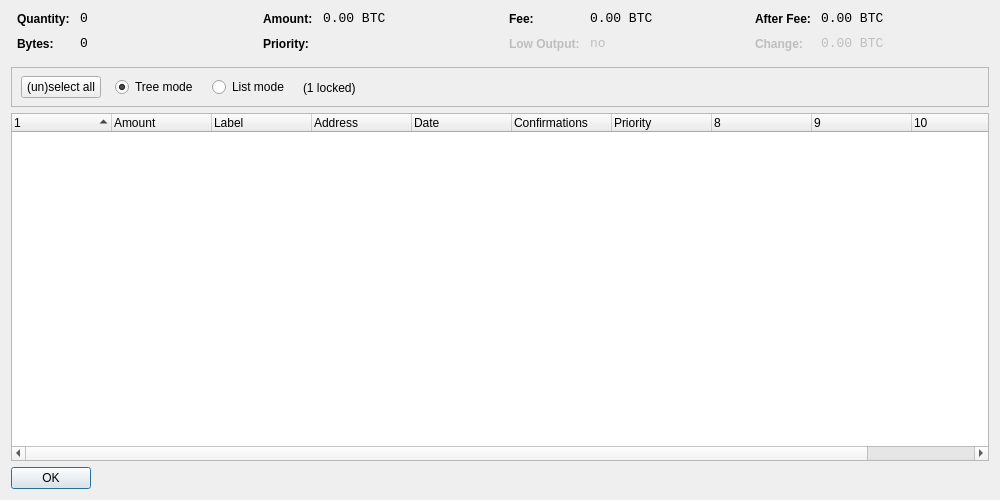
Above: src/qt/forms/coincontroldialog.ui from CloudMining/PolishCoin before the change. Below: the same form after it.
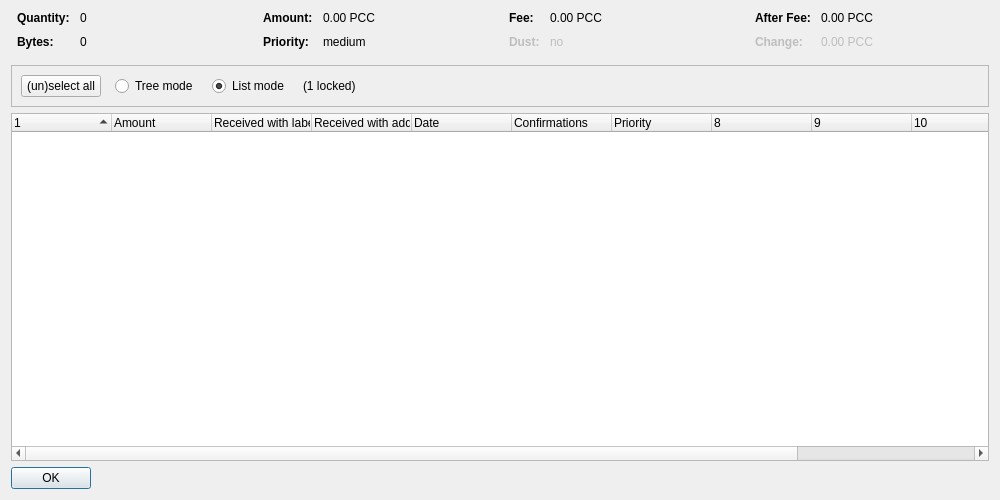
That is the form after the change. Custom widgets are drawn as their Qt base class.

```diff
--- a/src/qt/forms/coincontroldialog.ui
+++ b/src/qt/forms/coincontroldialog.ui
@@ -38,8 +38,11 @@
        </property>
        <item row="0" column="0">
         <widget class="QLabel" name="labelCoinControlQuantityText">
-         <property name="styleSheet">
-          <string notr="true">font-weight:bold;</string>
+         <property name="font">
+          <font>
+           <weight>75</weight>
+           <bold>true</bold>
+          </font>
          </property>
          <property name="text">
           <string>Quantity:</string>
@@ -48,12 +51,6 @@
        </item>
        <item row="0" column="1">
         <widget class="QLabel" name="labelCoinControlQuantity">
-         <property name="font">
-          <font>
-           <family>Monospace</family>
-           <pointsize>10</pointsize>
-          </font>
-         </property>
          <property name="cursor">
           <cursorShape>IBeamCursor</cursorShape>
          </property>
@@ -70,8 +67,11 @@
        </item>
        <item row="1" column="0">
         <widget class="QLabel" name="labelCoinControlBytesText">
-         <property name="styleSheet">
-          <string notr="true">font-weight:bold;</string>
+         <property name="font">
+          <font>
+           <weight>75</weight>
+           <bold>true</bold>
+          </font>
          </property>
          <property name="text">
           <string>Bytes:</string>
@@ -80,12 +80,6 @@
        </item>
        <item row="1" column="1">
         <widget class="QLabel" name="labelCoinControlBytes">
-         <property name="font">
-          <font>
-           <family>Monospace</family>
-           <pointsize>10</pointsize>
-          </font>
-         </property>
          <property name="cursor">
           <cursorShape>IBeamCursor</cursorShape>
          </property>
@@ -118,8 +112,11 @@
        </property>
        <item row="0" column="0">
         <widget class="QLabel" name="labelCoinControlAmountText">
-         <property name="styleSheet">
-          <string notr="true">font-weight:bold;</string>
+         <property name="font">
+          <font>
+           <weight>75</weight>
+           <bold>true</bold>
+          </font>
          </property>
          <property name="text">
           <string>Amount:</string>
@@ -128,12 +125,6 @@
        </item>
        <item row="0" column="1">
         <widget class="QLabel" name="labelCoinControlAmount">
-         <property name="font">
-          <font>
-           <family>Monospace</family>
-           <pointsize>10</pointsize>
-          </font>
-         </property>
          <property name="cursor">
           <cursorShape>IBeamCursor</cursorShape>
          </property>
@@ -141,7 +132,7 @@
           <enum>Qt::ActionsContextMenu</enum>
          </property>
          <property name="text">
-          <string notr="true">0.00 BTC</string>
+          <string notr="true">0.00 PCC</string>
          </property>
          <property name="textInteractionFlags">
           <set>Qt::LinksAccessibleByMouse|Qt::TextSelectableByKeyboard|Qt::TextSelectableByMouse</set>
@@ -150,8 +141,11 @@
        </item>
        <item row="1" column="0">
         <widget class="QLabel" name="labelCoinControlPriorityText">
-         <property name="styleSheet">
-          <string notr="true">font-weight:bold;</string>
+         <property name="font">
+          <font>
+           <weight>75</weight>
+           <bold>true</bold>
+          </font>
          </property>
          <property name="text">
           <string>Priority:</string>
@@ -160,12 +154,6 @@
        </item>
        <item row="1" column="1">
         <widget class="QLabel" name="labelCoinControlPriority">
-         <property name="font">
-          <font>
-           <family>Monospace</family>
-           <pointsize>10</pointsize>
-          </font>
-         </property>
          <property name="cursor">
           <cursorShape>IBeamCursor</cursorShape>
          </property>
@@ -173,7 +161,7 @@
           <enum>Qt::ActionsContextMenu</enum>
          </property>
          <property name="text">
-          <string/>
+          <string notr="true">medium</string>
          </property>
          <property name="textInteractionFlags">
           <set>Qt::LinksAccessibleByMouse|Qt::TextSelectableByKeyboard|Qt::TextSelectableByMouse</set>
@@ -198,8 +186,11 @@
        </property>
        <item row="0" column="0">
         <widget class="QLabel" name="labelCoinControlFeeText">
-         <property name="styleSheet">
-          <string notr="true">font-weight:bold;</string>
+         <property name="font">
+          <font>
+           <weight>75</weight>
+           <bold>true</bold>
+          </font>
          </property>
          <property name="text">
           <string>Fee:</string>
@@ -208,12 +199,6 @@
        </item>
        <item row="0" column="1">
         <widget class="QLabel" name="labelCoinControlFee">
-         <property name="font">
-          <font>
-           <family>Monospace</family>
-           <pointsize>10</pointsize>
-          </font>
-         </property>
          <property name="cursor">
           <cursorShape>IBeamCursor</cursorShape>
          </property>
@@ -221,7 +206,7 @@
           <enum>Qt::ActionsContextMenu</enum>
          </property>
          <property name="text">
-          <string notr="true">0.00 BTC</string>
+          <string notr="true">0.00 PCC</string>
          </property>
          <property name="textInteractionFlags">
           <set>Qt::LinksAccessibleByMouse|Qt::TextSelectableByKeyboard|Qt::TextSelectableByMouse</set>
@@ -233,11 +218,14 @@
          <property name="enabled">
           <bool>false</bool>
          </property>
-         <property name="styleSheet">
-          <string notr="true">font-weight:bold;</string>
+         <property name="font">
+          <font>
+           <weight>75</weight>
+           <bold>true</bold>
+          </font>
          </property>
          <property name="text">
-          <string>Low Output:</string>
+          <string>Dust:</string>
          </property>
         </widget>
        </item>
@@ -246,12 +234,6 @@
          <property name="enabled">
           <bool>false</bool>
          </property>
-         <property name="font">
-          <font>
-           <family>Monospace</family>
-           <pointsize>10</pointsize>
-          </font>
-         </property>
          <property name="cursor">
           <cursorShape>IBeamCursor</cursorShape>
          </property>
@@ -284,8 +266,11 @@
        </property>
        <item row="0" column="0">
         <widget class="QLabel" name="labelCoinControlAfterFeeText">
-         <property name="styleSheet">
-          <string notr="true">font-weight:bold;</string>
+         <property name="font">
+          <font>
+           <weight>75</weight>
+           <bold>true</bold>
+          </font>
          </property>
          <property name="text">
           <string>After Fee:</string>
@@ -294,12 +279,6 @@
        </item>
        <item row="0" column="1">
         <widget class="QLabel" name="labelCoinControlAfterFee">
-         <property name="font">
-          <font>
-           <family>Monospace</family>
-           <pointsize>10</pointsize>
-          </font>
-         </property>
          <property name="cursor">
           <cursorShape>IBeamCursor</cursorShape>
          </property>
@@ -307,7 +286,7 @@
           <enum>Qt::ActionsContextMenu</enum>
          </property>
          <property name="text">
-          <string notr="true">0.00 BTC</string>
+          <string notr="true">0.00 PCC</string>
          </property>
          <property name="textInteractionFlags">
           <set>Qt::LinksAccessibleByMouse|Qt::TextSelectableByKeyboard|Qt::TextSelectableByMouse</set>
@@ -319,8 +298,11 @@
          <property name="enabled">
           <bool>false</bool>
          </property>
-         <property name="styleSheet">
-          <string notr="true">font-weight:bold;</string>
+         <property name="font">
+          <font>
+           <weight>75</weight>
+           <bold>true</bold>
+          </font>
          </property>
          <property name="text">
           <string>Change:</string>
@@ -332,12 +314,6 @@
          <property name="enabled">
           <bool>false</bool>
          </property>
-         <property name="font">
-          <font>
-           <family>Monospace</family>
-           <pointsize>10</pointsize>
-          </font>
-         </property>
          <property name="cursor">
           <cursorShape>IBeamCursor</cursorShape>
          </property>
@@ -345,7 +321,7 @@
           <enum>Qt::ActionsContextMenu</enum>
          </property>
          <property name="text">
-          <string notr="true">0.00 BTC</string>
+          <string notr="true">0.00 PCC</string>
          </property>
          <property name="textInteractionFlags">
           <set>Qt::LinksAccessibleByMouse|Qt::TextSelectableByKeyboard|Qt::TextSelectableByMouse</set>
@@ -370,15 +346,8 @@
      <property name="frameShadow">
       <enum>QFrame::Sunken</enum>
      </property>
-     <widget class="QWidget" name="horizontalLayoutWidget">
-      <property name="geometry">
-       <rect>
-        <x>10</x>
-        <y>0</y>
-        <width>781</width>
-        <height>41</height>
-       </rect>
-      </property>
+     <layout class="QHBoxLayout" name="horizontalLayout">
+      <item>
       <layout class="QHBoxLayout" name="horizontalLayoutPanel" stretch="0,0,0,0,0">
        <property name="spacing">
         <number>14</number>
@@ -394,6 +363,9 @@
          <property name="text">
           <string>(un)select all</string>
          </property>
+          <property name="autoDefault">
+           <bool>false</bool>
+          </property>
         </widget>
        </item>
        <item>
@@ -407,9 +379,6 @@
          <property name="text">
           <string>Tree mode</string>
          </property>
-         <property name="checked">
-          <bool>true</bool>
-         </property>
         </widget>
        </item>
        <item>
@@ -423,6 +392,9 @@
          <property name="text">
           <string>List mode</string>
          </property>
+          <property name="checked">
+           <bool>true</bool>
+          </property>
         </widget>
        </item>
        <item>
@@ -446,7 +418,8 @@
         </spacer>
        </item>
       </layout>
-     </widget>
+      </item>
+     </layout>
     </widget>
    </item>
    <item>
@@ -458,7 +431,7 @@
       <bool>false</bool>
      </property>
      <property name="columnCount">
-      <number>11</number>
+      <number>12</number>
      </property>
      <attribute name="headerShowSortIndicator" stdset="0">
       <bool>true</bool>
@@ -478,12 +451,12 @@
      </column>
      <column>
       <property name="text">
-       <string notr="true">Label</string>
+       <string>Received with label</string>
       </property>
      </column>
      <column>
       <property name="text">
-       <string>Address</string>
+       <string>Received with address</string>
       </property>
      </column>
      <column>
@@ -524,6 +497,11 @@
        <string/>
       </property>
      </column>
+     <column>
+      <property name="text">
+       <string/>
+      </property>
+     </column>
     </widget>
    </item>
    <item>
```
Left out of the diff: 6 changed lines with no effect on the pictures. Lines whose indentation alone changed are shown as unchanged.
